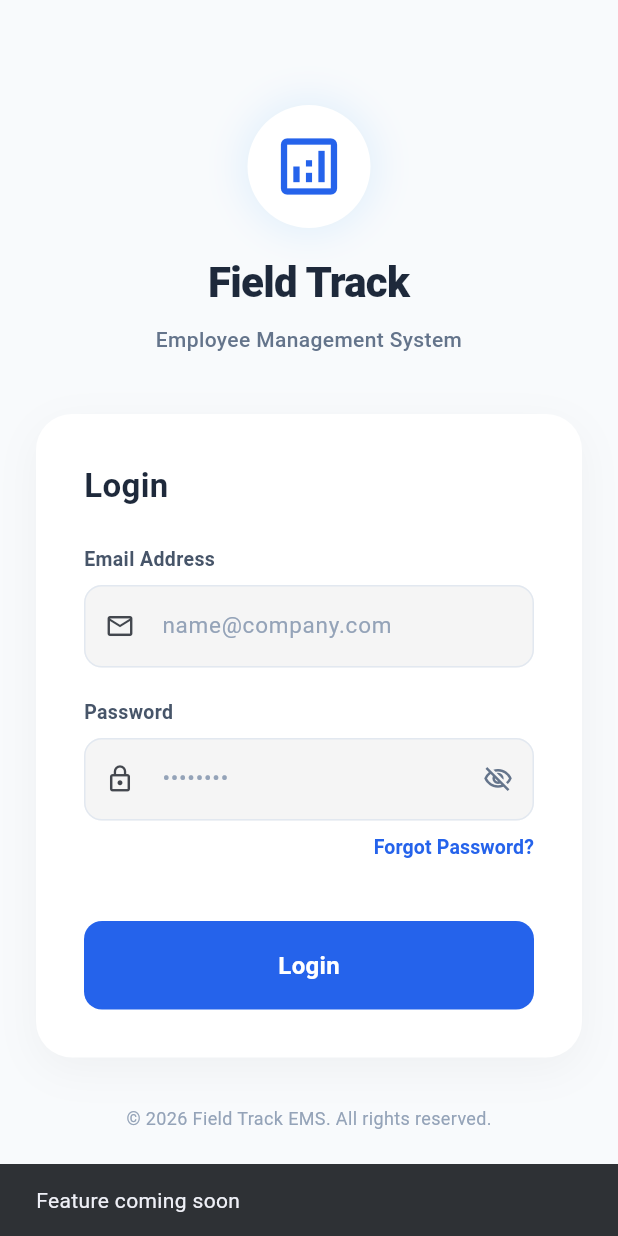
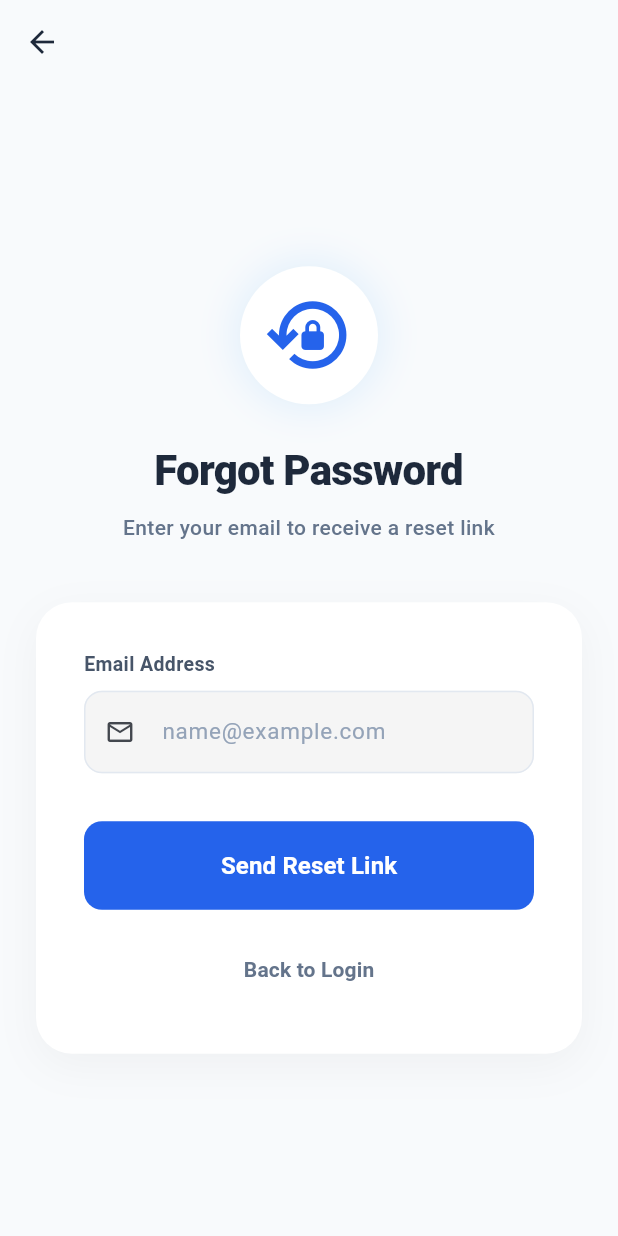
Before and after one commit to Het1605/field_track, a Flutter app: the screen it shows after launch, after a tap on "Forgot Password?", on a phone screen of 412 x 824 dp. Run offline on Flutter 3.47's test engine with Material 3 defaults, Android fonts, the phone set to English and light mode, and no system bars; our stand-ins replace shared_preferences.

Commit message:
add forgot password screen with API integration

```diff
--- /dev/null
+++ b/lib/screens/forgot_password_screen.dart
@@ -0,0 +1,260 @@
+import 'package:flutter/material.dart';
+import '../services/auth_service.dart';
+
+class ForgotPasswordScreen extends StatefulWidget {
+  const ForgotPasswordScreen({super.key});
+
+  @override
+  State<ForgotPasswordScreen> createState() => _ForgotPasswordScreenState();
+}
+
+class _ForgotPasswordScreenState extends State<ForgotPasswordScreen> {
+  final _formKey = GlobalKey<FormState>();
+  final _emailController = TextEditingController();
+  final AuthService _authService = AuthService();
+
+  bool _isLoading = false;
+  String? _errorMessage;
+
+  @override
+  void dispose() {
+    _emailController.dispose();
+    super.dispose();
+  }
+
+  Future<void> _handleResetLink() async {
+    if (!_formKey.currentState!.validate()) return;
+
+    setState(() {
+      _isLoading = true;
+      _errorMessage = null;
+    });
+
+    try {
+      final response = await _authService.forgotPassword(_emailController.text.trim());
+
+      if (response.success) {
+        if (mounted) {
+          ScaffoldMessenger.of(context).showSnackBar(
+            const SnackBar(
+              content: Text('Reset link sent to your email'),
+              backgroundColor: Colors.green,
+            ),
+          );
+          // Optionally navigate back to login
+          Navigator.of(context).pop();
+        }
+      } else {
+        setState(() {
+          _errorMessage = response.message;
+        });
+      }
+    } catch (e) {
+      setState(() {
+        _errorMessage = 'Connection error. Please try again.';
+      });
+    } finally {
+      if (mounted) {
+        setState(() {
+          _isLoading = false;
+        });
+      }
+    }
+  }
+
+  @override
+  Widget build(BuildContext context) {
+    final size = MediaQuery.of(context).size;
+    final isLargeScreen = size.width > 600;
+
+    return Scaffold(
+      backgroundColor: const Color(0xFFF8FAFC),
+      appBar: AppBar(
+        backgroundColor: Colors.transparent,
+        elevation: 0,
+        leading: IconButton(
+          icon: const Icon(Icons.arrow_back, color: Color(0xFF1E293B)),
+          onPressed: () => Navigator.of(context).pop(),
+        ),
+      ),
+      body: Center(
+        child: SingleChildScrollView(
+          physics: const BouncingScrollPhysics(),
+          padding: EdgeInsets.symmetric(
+            horizontal: isLargeScreen ? size.width * 0.2 : 24.0,
+          ),
+          child: Column(
+            mainAxisAlignment: MainAxisAlignment.center,
+            children: [
+              // Icon Section
+              Container(
+                padding: const EdgeInsets.all(16),
+                decoration: BoxDecoration(
+                  color: Colors.white,
+                  shape: BoxShape.circle,
+                  boxShadow: [
+                    BoxShadow(
+                      color: Colors.blue.withAlpha(25),
+                      blurRadius: 20,
+                      spreadRadius: 5,
+                    ),
+                  ],
+                ),
+                child: const Icon(Icons.lock_reset_outlined, size: 60, color: Color(0xFF2563EB)),
+              ),
+              const SizedBox(height: 24),
+              const Text(
+                'Forgot Password',
+                style: TextStyle(
+                  fontSize: 28,
+                  fontWeight: FontWeight.w800,
+                  color: Color(0xFF1E293B),
+                  letterSpacing: -0.5,
+                ),
+              ),
+              const SizedBox(height: 8),
+              const Text(
+                'Enter your email to receive a reset link',
+                textAlign: TextAlign.center,
+                style: TextStyle(
+                  fontSize: 14,
+                  color: Color(0xFF64748B),
+                  fontWeight: FontWeight.w500,
+                ),
+              ),
+              const SizedBox(height: 40),
+
+              // Form Container
+              Container(
+                constraints: const BoxConstraints(maxWidth: 450),
+                padding: const EdgeInsets.all(32),
+                decoration: BoxDecoration(
+                  color: Colors.white,
+                  borderRadius: BorderRadius.circular(24),
+                  boxShadow: [
+                    BoxShadow(
+                      color: Colors.black.withAlpha(10),
+                      blurRadius: 24,
+                      offset: const Offset(0, 8),
+                    ),
+                  ],
+                ),
+                child: Form(
+                  key: _formKey,
+                  child: Column(
+                    crossAxisAlignment: CrossAxisAlignment.stretch,
+                    children: [
+                      const Text(
+                        'Email Address',
+                        style: TextStyle(
+                          fontSize: 13,
+                          fontWeight: FontWeight.w600,
+                          color: Color(0xFF475569),
+                        ),
+                      ),
+                      const SizedBox(height: 8),
+                      TextFormField(
+                        controller: _emailController,
+                        keyboardType: TextInputType.emailAddress,
+                        style: const TextStyle(fontSize: 15),
+                        decoration: InputDecoration(
+                          hintText: 'name@example.com',
+                          hintStyle: const TextStyle(color: Color(0xFF94A3B8)),
+                          prefixIcon: const Icon(Icons.mail_outline, size: 20),
+                          contentPadding: const EdgeInsets.symmetric(vertical: 16),
+                          border: OutlineInputBorder(
+                            borderRadius: BorderRadius.circular(12),
+                            borderSide: const BorderSide(color: Color(0xFFE2E8F0)),
+                          ),
+                          enabledBorder: OutlineInputBorder(
+                            borderRadius: BorderRadius.circular(12),
+                            borderSide: const BorderSide(color: Color(0xFFE2E8F0)),
+                          ),
+                          focusedBorder: OutlineInputBorder(
+                            borderRadius: BorderRadius.circular(12),
+                            borderSide: const BorderSide(color: Color(0xFF2563EB), width: 2),
+                          ),
+                        ),
+                        validator: (value) {
+                          if (value == null || value.isEmpty) return 'Email is required';
+                          if (!RegExp(r'^[\w-\.]+@([\w-]+\.)+[\w-]{2,4}$').hasMatch(value)) {
+                            return 'Enter a valid email';
+                          }
+                          return null;
+                        },
+                      ),
+
+                      if (_errorMessage != null) ...[
+                        const SizedBox(height: 20),
+                        Container(
+                          padding: const EdgeInsets.all(12),
+                          decoration: BoxDecoration(
+                            color: const Color(0xFFFEF2F2),
+                            borderRadius: BorderRadius.circular(8),
+                            border: Border.all(color: const Color(0xFFFEE2E2)),
+                          ),
+                          child: Text(
+                            _errorMessage!,
+                            style: const TextStyle(color: Color(0xFFB91C1C), fontSize: 13),
+                            textAlign: TextAlign.center,
+                          ),
+                        ),
+                      ],
+
+                      const SizedBox(height: 32),
+
+                      // Submit Button
+                      ElevatedButton(
+                        onPressed: _isLoading ? null : _handleResetLink,
+                        style: ElevatedButton.styleFrom(
+                          backgroundColor: const Color(0xFF2563EB),
+                          foregroundColor: Colors.white,
+                          padding: const EdgeInsets.symmetric(vertical: 18),
+                          shape: RoundedRectangleBorder(
+                            borderRadius: BorderRadius.circular(12),
+                          ),
+                          elevation: 0,
+                          disabledBackgroundColor: const Color(0xFF93C5FD),
+                        ),
+                        child: _isLoading
+                            ? const SizedBox(
+                                height: 20,
+                                width: 20,
+                                child: CircularProgressIndicator(
+                                  strokeWidth: 2,
+                                  color: Colors.white,
+                                ),
+                              )
+                            : const Text(
+                                'Send Reset Link',
+                                style: TextStyle(
+                                  fontSize: 16,
+                                  fontWeight: FontWeight.w700,
+                                ),
+                              ),
+                      ),
+                      const SizedBox(height: 16),
+
+                      // Back to Login
+                      TextButton(
+                        onPressed: () => Navigator.of(context).pop(),
+                        child: const Text(
+                          'Back to Login',
+                          style: TextStyle(
+                            fontSize: 14,
+                            fontWeight: FontWeight.bold,
+                            color: Color(0xFF64748B),
+                          ),
+                        ),
+                      ),
+                    ],
+                  ),
+                ),
+              ),
+            ],
+          ),
+        ),
+      ),
+    );
+  }
+}
--- a/lib/screens/login_screen.dart
+++ b/lib/screens/login_screen.dart
@@ -1,6 +1,7 @@
 import 'package:flutter/material.dart';
 import '../services/auth_service.dart';
 import 'home_screen.dart';
+import 'forgot_password_screen.dart';
 
 class LoginScreen extends StatefulWidget {
   const LoginScreen({super.key});
@@ -166,8 +167,8 @@ class _LoginScreenState extends State<LoginScreen> {
                           alignment: Alignment.centerRight,
                           child: TextButton(
                             onPressed: () {
-                              ScaffoldMessenger.of(context).showSnackBar(
-                                const SnackBar(content: Text('Feature coming soon')),
+                              Navigator.of(context).push(
+                                MaterialPageRoute(builder: (_) => const ForgotPasswordScreen()),
                               );
                             },
                             style: TextButton.styleFrom(
--- a/lib/services/auth_service.dart
+++ b/lib/services/auth_service.dart
@@ -26,6 +26,13 @@ class AuthService {
     return response;
   }
 
+  /// Sends a password reset link to the user's email
+  Future<ApiResponse> forgotPassword(String email) async {
+    return await _apiService.post('/auth/reset-password', {
+      'email': email,
+    });
+  }
+
   /// Saves the JWT token securely in shared_preferences
   Future<void> _saveToken(String token) async {
     final SharedPreferences prefs = await SharedPreferences.getInstance();
```
